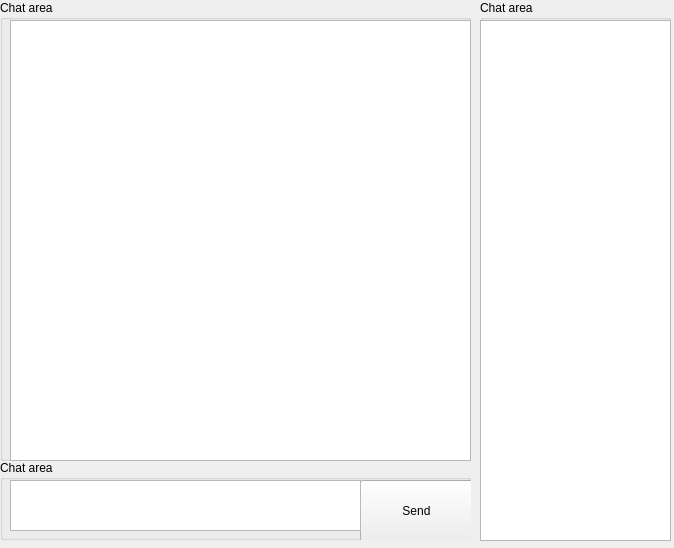
vivekvpandya/ChatClient, file chatroom.ui: the form before one commit.
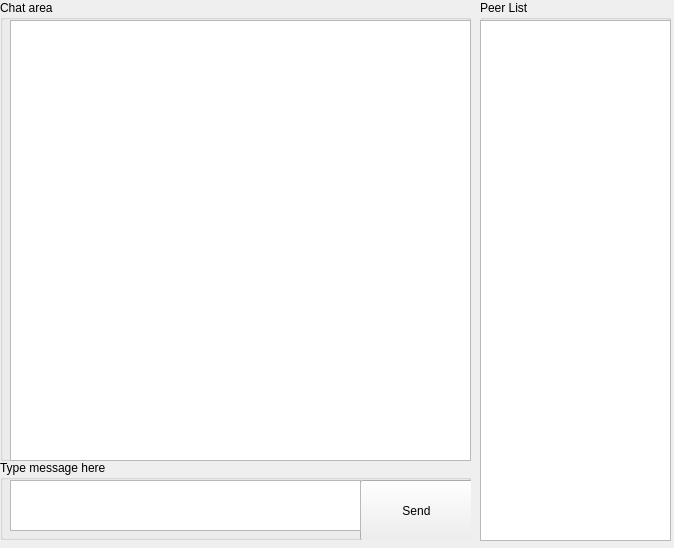
The form after the commit.

The edit to the form file:
```diff
--- a/chatroom.ui
+++ b/chatroom.ui
@@ -23,7 +23,7 @@
     </rect>
    </property>
    <property name="title">
-    <string>Chat area</string>
+    <string>Peer List</string>
    </property>
    <widget class="QListWidget" name="listWidget">
     <property name="geometry">
@@ -69,7 +69,7 @@
     </rect>
    </property>
    <property name="title">
-    <string>Chat area</string>
+    <string>Type message here</string>
    </property>
    <widget class="QPushButton" name="sendBtn">
     <property name="geometry">
```
Left out of the diff: 5 changed lines with no effect on the pictures.
